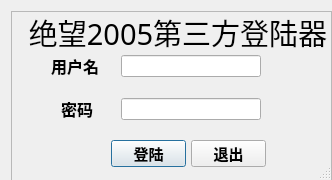
Old version of the form LoginWidgetQt.ui in the repository chenzhutian/myClientPyQt.
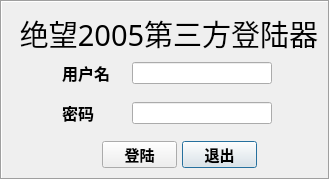
New version of the form. Icons and pictures are not drawn.

```diff
--- a/LoginWidgetQt.ui
+++ b/LoginWidgetQt.ui
@@ -6,19 +6,19 @@
    <rect>
     <x>0</x>
     <y>0</y>
-    <width>332</width>
+    <width>330</width>
     <height>180</height>
    </rect>
   </property>
   <property name="minimumSize">
    <size>
-    <width>332</width>
+    <width>330</width>
     <height>180</height>
    </size>
   </property>
   <property name="maximumSize">
    <size>
-    <width>332</width>
+    <width>330</width>
     <height>180</height>
    </size>
   </property>
@@ -33,56 +33,74 @@
    <bool>false</bool>
   </property>
   <property name="sizeGripEnabled">
-   <bool>true</bool>
+   <bool>false</bool>
   </property>
   <property name="modal">
    <bool>false</bool>
   </property>
-  <layout class="QVBoxLayout" name="verticalLayout_3">
-   <item>
     <widget class="QStackedWidget" name="stackedWidget">
+   <property name="geometry">
+    <rect>
+     <x>0</x>
+     <y>0</y>
+     <width>330</width>
+     <height>180</height>
+    </rect>
+   </property>
      <property name="minimumSize">
       <size>
-       <width>331</width>
-       <height>191</height>
+     <width>330</width>
+     <height>180</height>
       </size>
      </property>
      <property name="maximumSize">
       <size>
-       <width>331</width>
-       <height>191</height>
-      </size>
-     </property>
-     <widget class="QWidget" name="page">
-      <layout class="QGridLayout" name="gridLayout">
-       <property name="leftMargin">
-        <number>0</number>
-       </property>
-       <property name="topMargin">
-        <number>0</number>
-       </property>
-       <property name="rightMargin">
-        <number>10</number>
-       </property>
-       <property name="bottomMargin">
-        <number>10</number>
-       </property>
-       <property name="horizontalSpacing">
-        <number>6</number>
-       </property>
-       <item row="0" column="0">
-        <widget class="QFrame" name="LoginFrame">
+     <width>330</width>
+     <height>180</height>
+    </size>
+   </property>
+   <property name="cursor">
+    <cursorShape>ArrowCursor</cursorShape>
+   </property>
+   <property name="contextMenuPolicy">
+    <enum>Qt::NoContextMenu</enum>
+   </property>
          <property name="frameShape">
-          <enum>QFrame::StyledPanel</enum>
+    <enum>QFrame::Box</enum>
          </property>
          <property name="frameShadow">
-          <enum>QFrame::Raised</enum>
+    <enum>QFrame::Sunken</enum>
+   </property>
+   <widget class="QWidget" name="page">
+    <property name="enabled">
+     <bool>true</bool>
+    </property>
+    <property name="sizePolicy">
+     <sizepolicy hsizetype="Fixed" vsizetype="Fixed">
+      <horstretch>0</horstretch>
+      <verstretch>0</verstretch>
+     </sizepolicy>
+    </property>
+    <property name="minimumSize">
+     <size>
+      <width>325</width>
+      <height>175</height>
+     </size>
+    </property>
+    <property name="maximumSize">
+     <size>
+      <width>325</width>
+      <height>175</height>
+     </size>
+    </property>
+    <property name="layoutDirection">
+     <enum>Qt::LeftToRight</enum>
          </property>
          <widget class="QLabel" name="LoginTitleabel">
           <property name="geometry">
            <rect>
             <x>1</x>
-            <y>1</y>
+       <y>11</y>
             <width>332</width>
             <height>41</height>
            </rect>
@@ -116,27 +134,11 @@
            <set>Qt::AlignCenter</set>
           </property>
          </widget>
-         <widget class="QLineEdit" name="userNameLineEdit">
-          <property name="geometry">
-           <rect>
-            <x>110</x>
-            <y>44</y>
-            <width>140</width>
-            <height>22</height>
-           </rect>
-          </property>
-          <property name="minimumSize">
-           <size>
-            <width>140</width>
-            <height>22</height>
-           </size>
-          </property>
-         </widget>
          <widget class="QLabel" name="userNamelabel">
           <property name="geometry">
            <rect>
-            <x>40</x>
-            <y>44</y>
+       <x>60</x>
+       <y>60</y>
             <width>48</width>
             <height>22</height>
            </rect>
@@ -165,8 +167,8 @@
          <widget class="QLabel" name="userCodelabel">
           <property name="geometry">
            <rect>
-            <x>50</x>
-            <y>87</y>
+       <x>60</x>
+       <y>100</y>
             <width>32</width>
             <height>22</height>
            </rect>
@@ -192,11 +194,11 @@
            <cstring>userCodeLineEdit</cstring>
           </property>
          </widget>
-         <widget class="QLineEdit" name="userCodeLineEdit">
+    <widget class="QLineEdit" name="userNameLineEdit">
           <property name="geometry">
            <rect>
-            <x>110</x>
-            <y>87</y>
+       <x>130</x>
+       <y>60</y>
             <width>140</width>
             <height>22</height>
            </rect>
@@ -207,19 +209,67 @@
             <height>22</height>
            </size>
           </property>
-          <property name="echoMode">
-           <enum>QLineEdit::Password</enum>
+     <property name="maximumSize">
+      <size>
+       <width>140</width>
+       <height>22</height>
+      </size>
+     </property>
+    </widget>
+    <widget class="QPushButton" name="quitButton">
+     <property name="geometry">
+      <rect>
+       <x>180</x>
+       <y>139</y>
+       <width>75</width>
+       <height>27</height>
+      </rect>
+     </property>
+     <property name="minimumSize">
+      <size>
+       <width>75</width>
+       <height>27</height>
+      </size>
+     </property>
+     <property name="maximumSize">
+      <size>
+       <width>75</width>
+       <height>27</height>
+      </size>
+     </property>
+     <property name="font">
+      <font>
+       <family>微软雅黑</family>
+       <pointsize>11</pointsize>
+       <weight>75</weight>
+       <bold>true</bold>
+      </font>
+     </property>
+     <property name="text">
+      <string>退出</string>
           </property>
          </widget>
          <widget class="QPushButton" name="loginButton">
           <property name="geometry">
            <rect>
             <x>100</x>
-            <y>129</y>
+       <y>139</y>
             <width>75</width>
             <height>27</height>
            </rect>
           </property>
+     <property name="minimumSize">
+      <size>
+       <width>75</width>
+       <height>27</height>
+      </size>
+     </property>
+     <property name="maximumSize">
+      <size>
+       <width>75</width>
+       <height>27</height>
+      </size>
+     </property>
           <property name="font">
            <font>
             <family>微软雅黑</family>
@@ -235,49 +285,64 @@
            <string>登陆</string>
           </property>
          </widget>
-         <widget class="QPushButton" name="quitButton">
+    <widget class="QLineEdit" name="userCodeLineEdit">
           <property name="geometry">
            <rect>
-            <x>180</x>
-            <y>129</y>
-            <width>75</width>
-            <height>27</height>
-           </rect>
-          </property>
-          <property name="font">
-           <font>
-            <family>微软雅黑</family>
-            <pointsize>11</pointsize>
-            <weight>75</weight>
-            <bold>true</bold>
-           </font>
-          </property>
-          <property name="text">
-           <string>退出</string>
-          </property>
-         </widget>
-        </widget>
-       </item>
-      </layout>
+       <x>130</x>
+       <y>100</y>
+       <width>140</width>
+       <height>22</height>
+      </rect>
+     </property>
+     <property name="minimumSize">
+      <size>
+       <width>140</width>
+       <height>22</height>
+      </size>
+     </property>
+     <property name="maximumSize">
+      <size>
+       <width>140</width>
+       <height>22</height>
+      </size>
+     </property>
+     <property name="echoMode">
+      <enum>QLineEdit::Password</enum>
+     </property>
+    </widget>
      </widget>
      <widget class="QWidget" name="page_2">
-      <layout class="QVBoxLayout" name="verticalLayout_4">
-       <property name="leftMargin">
-        <number>0</number>
-       </property>
-       <property name="topMargin">
-        <number>0</number>
-       </property>
-       <property name="rightMargin">
-        <number>20</number>
-       </property>
-       <property name="bottomMargin">
-        <number>40</number>
-       </property>
-       <item>
-        <layout class="QVBoxLayout" name="verticalLayout_2">
-         <item>
+    <property name="sizePolicy">
+     <sizepolicy hsizetype="Fixed" vsizetype="Fixed">
+      <horstretch>0</horstretch>
+      <verstretch>0</verstretch>
+     </sizepolicy>
+    </property>
+    <widget class="QProgressBar" name="progressBar">
+     <property name="geometry">
+      <rect>
+       <x>20</x>
+       <y>140</y>
+       <width>281</width>
+       <height>20</height>
+      </rect>
+     </property>
+     <property name="value">
+      <number>24</number>
+     </property>
+     <property name="textVisible">
+      <bool>false</bool>
+     </property>
+    </widget>
           <widget class="QLabel" name="label">
+     <property name="geometry">
+      <rect>
+       <x>10</x>
+       <y>60</y>
+       <width>301</width>
+       <height>52</height>
+      </rect>
+     </property>
            <property name="minimumSize">
             <size>
              <width>301</width>
@@ -300,24 +365,21 @@
             <set>Qt::AlignCenter</set>
            </property>
           </widget>
-         </item>
-         <item>
-          <widget class="QProgressBar" name="progressBar">
-           <property name="value">
-            <number>24</number>
-           </property>
-           <property name="textVisible">
-            <bool>false</bool>
-           </property>
-          </widget>
-         </item>
-        </layout>
-       </item>
-      </layout>
-     </widget>
-    </widget>
-   </item>
-  </layout>
+    <widget class="QPushButton" name="loadingQuitButton">
+     <property name="geometry">
+      <rect>
+       <x>290</x>
+       <y>0</y>
+       <width>31</width>
+       <height>23</height>
+      </rect>
+     </property>
+     <property name="text">
+      <string>X</string>
+     </property>
+    </widget>
+   </widget>
+  </widget>
  </widget>
  <tabstops>
   <tabstop>userNameLineEdit</tabstop>
```
Left out of the diff: 24 changed lines with no effect on the pictures. Lines whose indentation alone changed are shown as unchanged.
